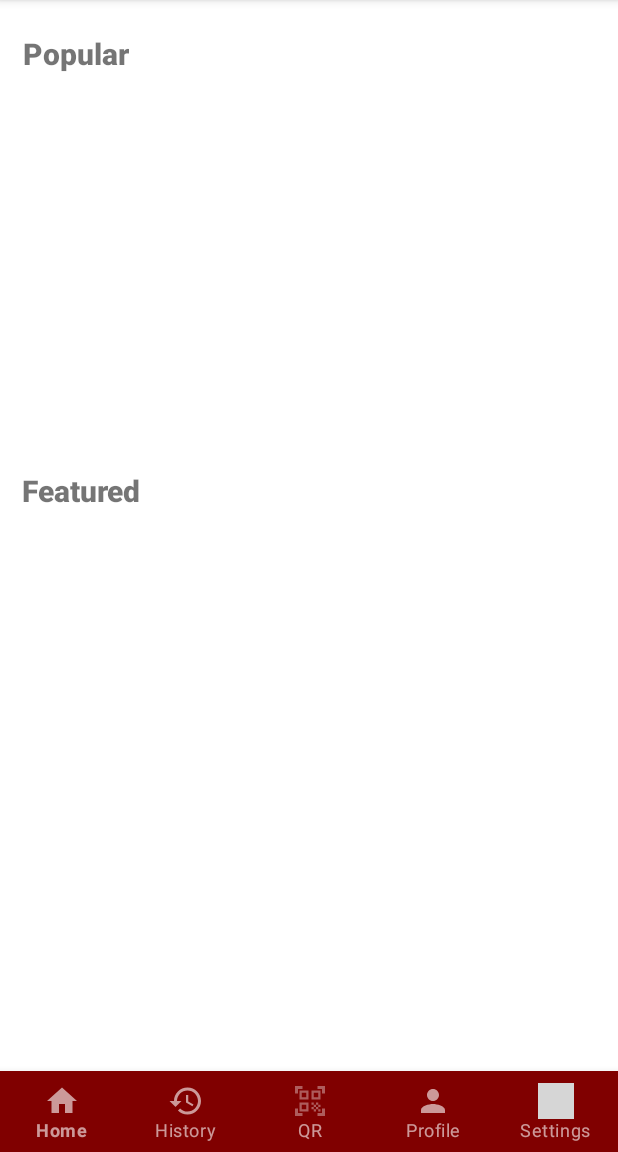
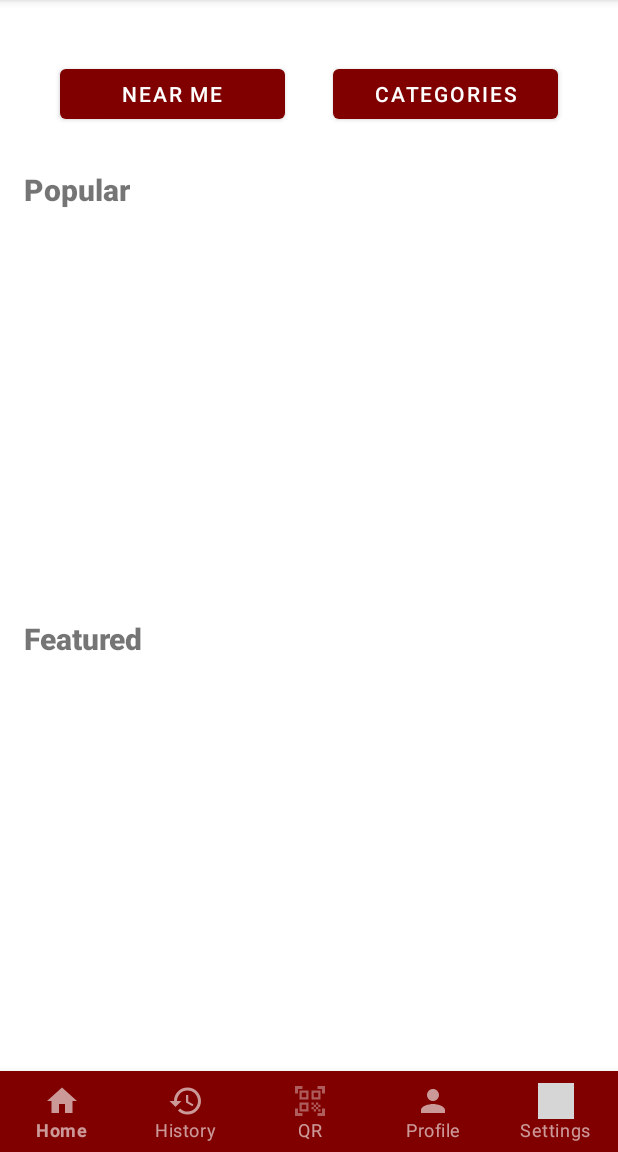
Before and after one commit to DLSUARNOLD/Flush, an Android app: the screen it shows after launch once a user with an empty profile is signed in (Homepage), on a phone screen of 412 x 824 dp, the part 84-1236 px from its top. Run offline under Robolectric (Android 15) with nearby library versions, the light colour scheme and no system bars; our stand-ins replace Firebase (no records; nobody signed in at launch, a user with empty details on screens opened directly), Picasso; pictures from the network do not load; grey boxes are pictures that could not be loaded.

Commit message:
fully working categories and near me page
missing features:

facebook and design

```diff
--- a/app/build.gradle
+++ b/app/build.gradle
@@ -61,4 +61,6 @@ dependencies {
     implementation 'com.squareup.picasso:picasso:2.71828'
     implementation 'com.google.android.gms:play-services-maps:18.0.2'
     implementation "com.google.android.material:material"
+    implementation "com.google.maps.android:android-maps-utils:0.4"
+    implementation 'com.google.android.gms:play-services-location:19.0.1'
 }
--- a/app/src/main/AndroidManifest.xml
+++ b/app/src/main/AndroidManifest.xml
@@ -18,6 +18,12 @@
         android:supportsRtl="true"
         android:theme="@style/Theme.MOBDEVEAPPLICATION"
         tools:targetApi="s">
+        <activity
+            android:name=".Filterscategories"
+            android:exported="false" />
+        <activity
+            android:name=".Filtersnearme"
+            android:exported="false" />
         <activity
             android:name=".RatingScreen"
             android:exported="false" />
--- a/app/src/main/java/com/example/mobdeveapplication/Homepage.kt
+++ b/app/src/main/java/com/example/mobdeveapplication/Homepage.kt
@@ -3,9 +3,7 @@ import android.annotation.SuppressLint
 import android.content.Intent
 import android.content.pm.PackageManager
 import android.os.Bundle
-import android.util.Log
 import android.view.Menu
-import android.view.MenuItem
 import android.view.View
 import android.widget.SearchView
 import android.widget.Toast
@@ -13,21 +11,18 @@ import androidx.appcompat.app.AppCompatActivity
 import androidx.recyclerview.widget.LinearLayoutManager
 import com.example.mobdeveapplication.databinding.HomepageBinding
 import com.example.mobdeveapplication.datasets.*
-import com.google.android.gms.maps.GoogleMap
-import com.google.android.gms.maps.SupportMapFragment
 import com.google.firebase.auth.FirebaseAuth
 
 
 private lateinit var binding: HomepageBinding
 
-lateinit var mapFragment: SupportMapFragment
-lateinit var googleMap : GoogleMap
-class Homepage : AppCompatActivity() {
+class Homepage : AppCompatActivity(){
     private lateinit var auth: FirebaseAuth
-    private lateinit var Adapter: SearchAdapter
+    private lateinit var searchAdapter: SearchAdapter
 
     @SuppressLint("SetTextI18n")
-    private lateinit var featuredadapter: featuredadapter
+    private lateinit var Featuredadapter: Featuredadapter
+
 
     override fun onCreate(savedInstanceState: Bundle?) {
         super.onCreate(savedInstanceState)
@@ -67,28 +62,38 @@ class Homepage : AppCompatActivity() {
         }
 
 
-        readhome(object : homepagecallback {
+        readhome(object : Homepagecallback {
             override fun returnvalueplx(value: ArrayList<listingobject>) {
-                featuredadapter = featuredadapter(applicationContext, value)
+                Featuredadapter = Featuredadapter(applicationContext, value)
                 binding.featuredcarousel.layoutManager =
                     LinearLayoutManager(applicationContext, LinearLayoutManager.HORIZONTAL, false)
-                binding.featuredcarousel.adapter = featuredadapter
+                binding.featuredcarousel.adapter = Featuredadapter
             }
         },"Featured")
-        readhome(object : homepagecallback {
+        readhome(object : Homepagecallback {
             override fun returnvalueplx(value: ArrayList<listingobject>) {
-                featuredadapter = featuredadapter(applicationContext, value)
+                Featuredadapter = Featuredadapter(applicationContext, value)
                 binding.popularcarousel.layoutManager =
                     LinearLayoutManager(applicationContext, LinearLayoutManager.HORIZONTAL, false)
-                binding.popularcarousel.adapter = featuredadapter
+                binding.popularcarousel.adapter = Featuredadapter
             }
         },"Popular")
+
+        binding.btnCategories.setOnClickListener {
+            val intentcategories = Intent(this, Filterscategories::class.java)
+            startActivity(intentcategories)
+        }
+        binding.btnNearme.setOnClickListener {
+            val intentnearme = Intent(this, Filtersnearme::class.java)
+            startActivity(intentnearme)
+        }
+
     }
-    interface homepagecallback {
+    interface Homepagecallback {
         fun returnvalueplx(value: ArrayList<listingobject>){
         }
     }
-    fun readhome(homecallback : homepagecallback,filter: String) {
+    private fun readhome(homecallback : Homepagecallback, filter: String) {
         val universal = Globals()
         val database = universal.db
         database.collection("Establishments").whereEqualTo(filter, "True").get()
@@ -113,7 +118,7 @@ class Homepage : AppCompatActivity() {
         searchview.setOnQueryTextListener(object : SearchView.OnQueryTextListener{
             override fun onQueryTextSubmit(query: String?): Boolean {
                 binding.searchResults.layoutManager = LinearLayoutManager(applicationContext,LinearLayoutManager.VERTICAL,false)
-                binding.searchResults.adapter = Adapter
+                binding.searchResults.adapter = searchAdapter
                 return false
             }
 
@@ -129,9 +134,17 @@ class Homepage : AppCompatActivity() {
                 }.addOnFailureListener{
                     // do something with e (aka error)
                     }
-                Adapter = SearchAdapter(applicationContext,arrayrecycler)
+                searchAdapter = SearchAdapter(applicationContext,arrayrecycler)
                 binding.searchResults.layoutManager = LinearLayoutManager(applicationContext,LinearLayoutManager.VERTICAL,false)
-                binding.searchResults.adapter = Adapter
+                binding.searchResults.adapter = searchAdapter
+                searchAdapter.setOnItemClickListener(object : SearchAdapter.onItemClickListener{
+                    override fun onItemClick(position: Int) {
+                        val searchresultintent = Intent(applicationContext, Establishment::class.java)
+                        searchresultintent.putExtra("name",arrayrecycler[position].name)
+                        startActivity(searchresultintent)
+                    }
+
+                })
                 return false
             }
         })
--- a/app/src/main/java/com/example/mobdeveapplication/QrScanner.kt
+++ b/app/src/main/java/com/example/mobdeveapplication/QrScanner.kt
@@ -81,7 +81,7 @@ class QrScanner : AppCompatActivity() {
                         startActivity(intentforrate)
                     }
                     else
-                        binding.ScanText.text = "Not a valid QR"
+                        binding.ScanText.text = it.text
                     //binding.ScanText.text = it.text
                 }
             }
@@ -100,7 +100,7 @@ class QrScanner : AppCompatActivity() {
         codeScanner.startPreview()
     }
 
-    fun useRegex(input: String): Boolean {
+    private fun useRegex(input: String): Boolean {
         val regex = Regex(pattern = "^[a-zA-Z0-9_.-]*\$", options = setOf(RegexOption.IGNORE_CASE))
         return input.length == 20 && regex.matches(input)
     }
--- a/app/src/main/java/com/example/mobdeveapplication/Registerform.kt
+++ b/app/src/main/java/com/example/mobdeveapplication/Registerform.kt
@@ -1,6 +1,7 @@
 package com.example.mobdeveapplication
 
 import android.content.Intent
+import android.net.Uri
 import androidx.appcompat.app.AppCompatActivity
 import android.os.Bundle
 import com.example.mobdeveapplication.databinding.RegisterformBinding
@@ -46,7 +47,10 @@ class Registerform : AppCompatActivity() {
                                 val user = auth.currentUser
                                 val ref = FirebaseDatabase.getInstance("https://mobdeve-application-default-rtdb.asia-southeast1.firebasedatabase.app/").getReference("User")
                                     ref.child(auth.currentUser!!.uid)
-                                val profileupdate = userProfileChangeRequest {displayName = binding.namebox.text.toString()}
+                                val profileupdate = userProfileChangeRequest {
+                                    displayName = binding.namebox.text.toString()
+                                    photoUri = Uri.parse("https://cdn.pixabay.com/photo/2015/10/05/22/37/blank-profile-picture-973460__480.png")
+                                }
                                 user?.updateProfile(profileupdate)!!
                                 //updateUI(user)
                             } else
--- a/app/src/main/java/com/example/mobdeveapplication/datasets/featuredadapter.kt
+++ b/app/src/main/java/com/example/mobdeveapplication/datasets/Featuredadapter.kt
@@ -5,16 +5,15 @@ import android.content.Intent
 
 import android.view.LayoutInflater
 import android.view.ViewGroup
-import androidx.core.content.ContextCompat.startActivity
 import androidx.recyclerview.widget.RecyclerView
 import com.example.mobdeveapplication.Establishment
 import com.example.mobdeveapplication.databinding.HomepageitemBinding
 import com.squareup.picasso.Picasso
 
-class featuredadapter(private val context: Context, private var listing: ArrayList<listingobject>) : RecyclerView.Adapter<featuredadapter.ViewHolder>() {
+class Featuredadapter(private val context: Context, private var listing: ArrayList<listingobject>) : RecyclerView.Adapter<Featuredadapter.ViewHolder>() {
 
 
-    override fun onCreateViewHolder(parent: ViewGroup, viewType: Int): featuredadapter.ViewHolder {
+    override fun onCreateViewHolder(parent: ViewGroup, viewType: Int): Featuredadapter.ViewHolder {
         val binding = HomepageitemBinding.inflate(LayoutInflater.from(parent.context), parent, false)
         return ViewHolder(binding)
     }
--- a/app/src/main/res/layout/homepage.xml
+++ b/app/src/main/res/layout/homepage.xml
@@ -5,19 +5,22 @@
     xmlns:tools="http://schemas.android.com/tools"
     android:layout_width="match_parent"
     android:layout_height="match_parent">
+
+
     <androidx.recyclerview.widget.RecyclerView
         android:id="@+id/popularcarousel"
         android:layout_width="match_parent"
         android:layout_height="240dp"
         android:layout_centerHorizontal="true"
         android:layout_centerVertical="true"
-        android:layout_marginTop="60dp"
+        android:layout_marginTop="152dp"
         android:textColor="?android:textColorPrimary"
         app:layout_constraintEnd_toEndOf="parent"
         app:layout_constraintHorizontal_bias="0.0"
         app:layout_constraintStart_toStartOf="parent"
         app:layout_constraintTop_toTopOf="parent"
         tools:listitem="@layout/homepageitem" />
+
 
     <androidx.recyclerview.widget.RecyclerView
         android:id="@+id/featuredcarousel"
@@ -32,9 +35,8 @@
         app:layout_constraintHorizontal_bias="0.0"
         app:layout_constraintStart_toStartOf="parent"
         app:layout_constraintTop_toBottomOf="@+id/popularcarousel"
-        app:layout_constraintVertical_bias="0.224"
+        app:layout_constraintVertical_bias="0.454"
         tools:listitem="@layout/homepageitem" />
-
 
     <TextView
         android:id="@+id/popularlabel"
@@ -47,10 +49,10 @@
         android:textStyle="bold"
         app:layout_constraintBottom_toTopOf="@+id/popularcarousel"
         app:layout_constraintEnd_toEndOf="parent"
-        app:layout_constraintHorizontal_bias="0.045"
+        app:layout_constraintHorizontal_bias="0.047"
         app:layout_constraintStart_toStartOf="parent"
         app:layout_constraintTop_toTopOf="parent"
-        app:layout_constraintVertical_bias="0.36" />
+        app:layout_constraintVertical_bias="0.889" />
 
     <TextView
         android:id="@+id/popularlabel2"
@@ -62,25 +64,10 @@
         android:textStyle="bold"
         app:layout_constraintBottom_toTopOf="@+id/featuredcarousel"
         app:layout_constraintEnd_toEndOf="parent"
-        app:layout_constraintHorizontal_bias="0.044"
+        app:layout_constraintHorizontal_bias="0.048"
         app:layout_constraintStart_toStartOf="parent"
         app:layout_constraintTop_toBottomOf="@+id/popularcarousel"
-        app:layout_constraintVertical_bias="0.562" />
-
-    <androidx.recyclerview.widget.RecyclerView
-        android:id="@+id/search_results"
-        android:layout_width="409dp"
-        android:layout_height="679dp"
-        android:background="#99C0C0C0"
-        android:scrollbars="horizontal"
-        android:translationZ="90dp"
-        android:visibility="invisible"
-        app:layout_constraintBottom_toTopOf="@+id/bottomNavigationView"
-        app:layout_constraintEnd_toEndOf="parent"
-        app:layout_constraintHorizontal_bias="0.0"
-        app:layout_constraintStart_toStartOf="parent"
-        app:layout_constraintTop_toTopOf="parent" />
-
+        app:layout_constraintVertical_bias="0.584" />
 
     <com.google.android.material.bottomnavigation.BottomNavigationView
         android:id="@+id/bottomNavigationView"
@@ -93,4 +80,40 @@
         app:labelVisibilityMode="labeled"
         app:menu="@menu/nav_menu"/>
 
+    <androidx.recyclerview.widget.RecyclerView
+        android:id="@+id/search_results"
+        android:layout_width="414dp"
+        android:layout_height="675dp"
+        android:background="#99C0C0C0"
+        android:scrollbars="horizontal"
+        android:translationZ="90dp"
+        android:visibility="invisible"
+        app:layout_constraintBottom_toTopOf="@+id/bottomNavigationView"
+        app:layout_constraintEnd_toEndOf="parent"
+        app:layout_constraintHorizontal_bias="0.0"
+        app:layout_constraintStart_toStartOf="parent"
+        app:layout_constraintTop_toTopOf="parent"
+        app:layout_constraintVertical_bias="0.0" />
+
+    <Button
+        android:id="@+id/btn_categories"
+        android:layout_width="150dp"
+        android:layout_height="45dp"
+        android:layout_marginTop="40dp"
+        android:layout_marginEnd="40dp"
+        android:text="Categories"
+        app:layout_constraintEnd_toEndOf="parent"
+        app:layout_constraintTop_toTopOf="parent" />
+
+    <Button
+        android:id="@+id/btn_nearme"
+        android:layout_width="150dp"
+        android:layout_height="45dp"
+        android:layout_marginStart="40dp"
+        android:layout_marginTop="40dp"
+        android:text="Near Me"
+        app:layout_constraintStart_toStartOf="parent"
+        app:layout_constraintTop_toTopOf="parent" />
+
+
 </androidx.constraintlayout.widget.ConstraintLayout>
--- a/build.gradle
+++ b/build.gradle
@@ -11,6 +11,7 @@ buildscript {
         // NOTE: Do not place your application dependencies here; they belong
         // in the individual module build.gradle files
     }
+
 }
 
 task clean(type: Delete) {
```
Also changed, not shown: app/src/main/java/com/example/mobdeveapplication/Profile.kt (+2 -11 lines), app/src/main/java/com/example/mobdeveapplication/datasets/Adapter.kt (+3 -16 lines), app/src/main/java/com/example/mobdeveapplication/datasets/SearchAdapter.kt (+15 -2 lines), app/src/main/res/layout/profile.xml (+22 -36 lines).
